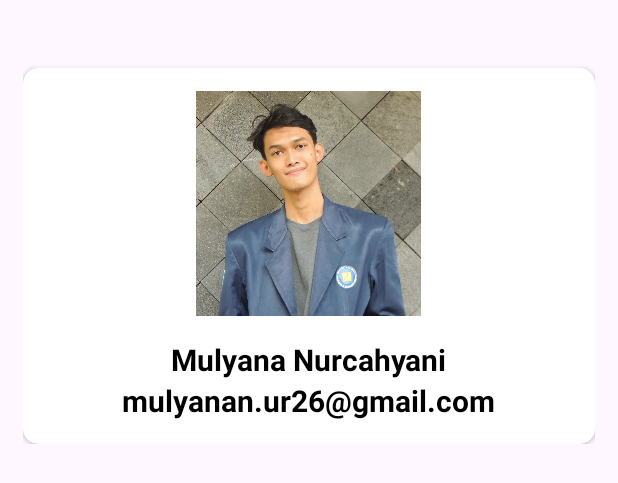
After one commit to Myniv/RakaminFinalTask, an Android app: the layout about_page.xml on its own in the app's theme, with its tools: preview values and no code run, on a phone screen of 412 x 824 dp. The commit adds this screen. Shown: the top 483 px of the screen. Run offline under Robolectric (Android 15) with nearby library versions, the phone set to English and light mode, and no system bars.

Commit message:
Feat : Add About Page Layout

```diff
--- /dev/null
+++ b/app/src/main/java/com/example/rakaminfinaltask/api/AboutPage.kt
@@ -0,0 +1,23 @@
+package com.example.rakaminfinaltask
+
+import android.content.Intent
+import android.os.Bundle
+import android.view.View
+import android.widget.Button
+import androidx.appcompat.app.AppCompatActivity
+
+class AboutPage : AppCompatActivity(), View.OnClickListener {
+    override fun onCreate(savedInstanceState: Bundle?) {
+        super.onCreate(savedInstanceState)
+        setContentView(R.layout.about_page)
+//        val buttonBack = findViewById<Button>(R.id.btn_back2)
+//        buttonBack.setOnClickListener(this)
+    }
+
+    override fun onClick(v: View) {
+//        if (v.id == R.id.btn_back2) {
+//            val moveIntent = Intent(this@AboutPage, MainActivity::class.java)
+//            startActivity(moveIntent)
+//        }
+    }
+}
--- /dev/null
+++ b/app/src/main/res/drawable/baseline_account_circle_24.xml
@@ -0,0 +1,5 @@
+<vector android:alpha="0" android:height="24dp" android:tint="#000000"
+    android:viewportHeight="24" android:viewportWidth="24"
+    android:width="24dp" xmlns:android="http://schemas.android.com/apk/res/android">
+    <path android:fillColor="@android:color/white" android:pathData="M12,2C6.48,2 2,6.48 2,12s4.48,10 10,10s10,-4.48 10,-10S17.52,2 12,2zM12,6c1.93,0 3.5,1.57 3.5,3.5S13.93,13 12,13s-3.5,-1.57 -3.5,-3.5S10.07,6 12,6zM12,20c-2.03,0 -4.43,-0.82 -6.14,-2.88C7.55,15.8 9.68,15 12,15s4.45,0.8 6.14,2.12C16.43,19.18 14.03,20 12,20z"/>
+</vector>
--- /dev/null
+++ b/app/src/main/res/layout/about_page.xml
@@ -0,0 +1,68 @@
+<?xml version="1.0" encoding="utf-8"?>
+<LinearLayout xmlns:android="http://schemas.android.com/apk/res/android"
+    xmlns:tools="http://schemas.android.com/tools"
+    android:layout_width="match_parent"
+    android:layout_height="match_parent"
+    android:orientation="vertical"
+    xmlns:app="http://schemas.android.com/apk/res-auto"
+    tools:context=".AboutPage" >
+
+    <LinearLayout
+        android:layout_width="match_parent"
+        android:layout_height="wrap_content"
+        android:orientation="vertical"
+        android:layout_marginTop="10dp"
+        android:padding="15dp">
+
+        <androidx.cardview.widget.CardView
+            android:layout_width="match_parent"
+            android:layout_height="wrap_content"
+            app:cardCornerRadius="10dp"
+            android:layout_marginTop="20dp">
+
+            <LinearLayout
+                android:layout_width="match_parent"
+                android:layout_height="wrap_content"
+                android:orientation="vertical"
+                android:layout_marginTop="0dp"
+                android:padding="15dp">
+
+                <ImageView
+                    android:layout_width="150dp"
+                    android:layout_height="150dp"
+                    android:layout_gravity="center"
+                    android:src="@drawable/foto"/>
+                <LinearLayout
+                    android:layout_width="wrap_content"
+                    android:layout_height="wrap_content"
+                    android:layout_gravity="center"
+                    android:layout_marginTop="15dp"
+                    android:orientation="vertical">
+
+                    <TextView
+                        android:layout_width="wrap_content"
+                        android:layout_height="wrap_content"
+                        android:text="Mulyana Nurcahyani"
+                        android:textAlignment="center"
+                        android:textSize="20sp"
+                        android:textColor="@color/black"
+                        android:textStyle="bold"
+                        android:layout_gravity="center"/>
+                    <TextView
+                        android:layout_width="wrap_content"
+                        android:layout_height="wrap_content"
+                        android:text="mulyanan.ur26@gmail.com"
+                        android:textAlignment="center"
+                        android:textSize="20sp"
+                        android:textColor="@color/black"
+                        android:textStyle="bold"
+                        android:layout_gravity="center"/>
+                </LinearLayout>
+            </LinearLayout>
+
+        </androidx.cardview.widget.CardView>
+
+
+    </LinearLayout>
+
+</LinearLayout>
--- a/app/src/main/res/layout/activity_main.xml
+++ b/app/src/main/res/layout/activity_main.xml
@@ -23,7 +23,9 @@
                 android:textSize="20sp"
                 android:text="HeadLine"
                 android:textColor="@color/black"
-                android:gravity="center"/>
+                android:gravity="center"
+                android:layout_marginTop="10dp"
+                android:layout_marginBottom="0dp"/>
 
             <androidx.recyclerview.widget.RecyclerView
                 android:id="@+id/recycle_news_trending"
@@ -33,6 +35,15 @@
 
             </androidx.recyclerview.widget.RecyclerView>
 
+            <TextView
+                android:layout_width="match_parent"
+                android:layout_height="wrap_content"
+                android:textSize="20sp"
+                android:text="All News"
+                android:textColor="@color/black"
+                android:gravity="left"
+                android:layout_marginBottom="10dp"
+                android:layout_marginLeft="8dp"/>
 
             <androidx.recyclerview.widget.RecyclerView
                 android:id="@+id/recycle_news_list"
--- a/app/src/main/res/values/colors.xml
+++ b/app/src/main/res/values/colors.xml
@@ -2,4 +2,5 @@
 <resources>
     <color name="black">#FF000000</color>
     <color name="white">#FFFFFFFF</color>
+    <color name="icon">#9AD0EC</color>
 </resources>
```
Also changed, not shown: app/src/main/res/drawable/foto.JPG (added).
